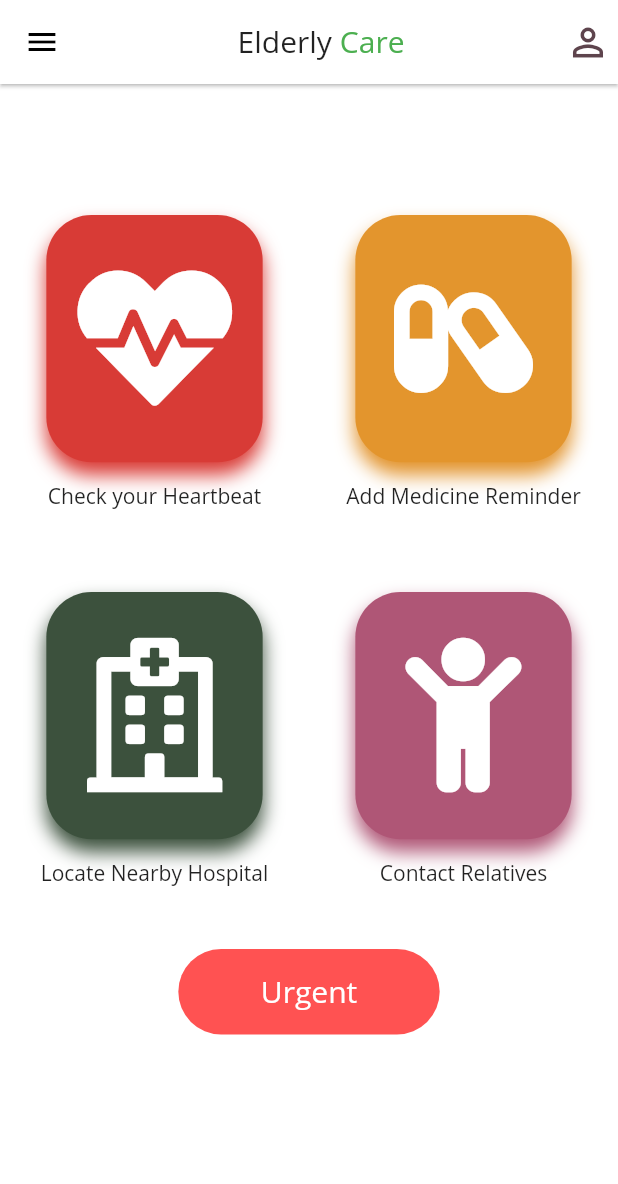
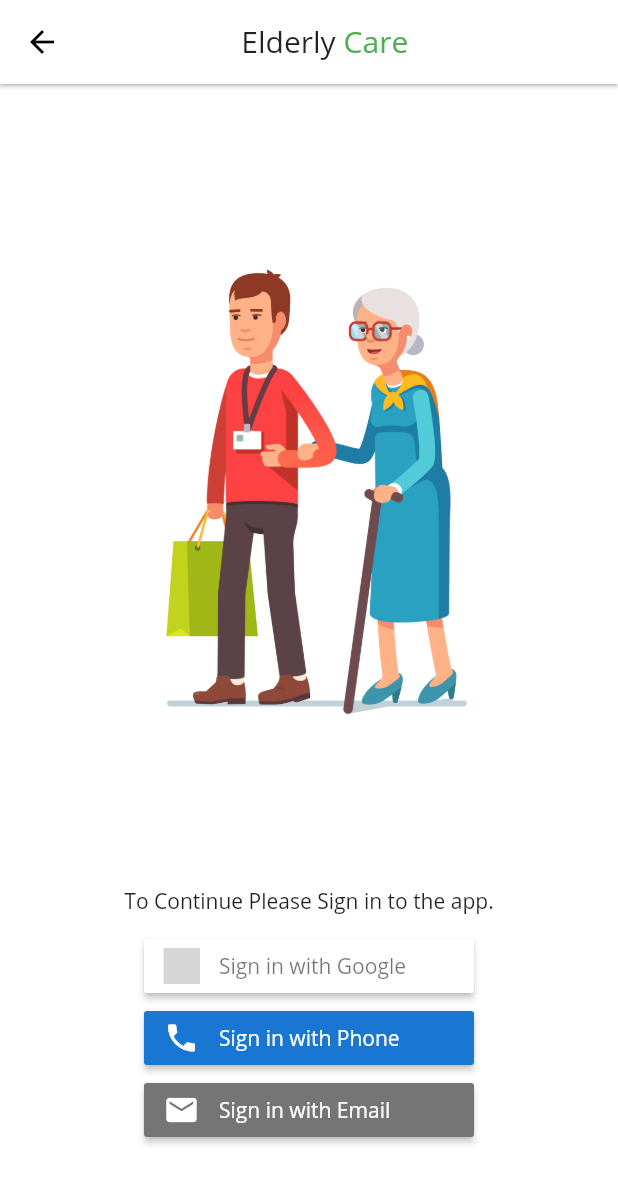
Before and after one commit to adarshbalu/elderly_app, a Flutter app: the screen it shows after launch, on a phone screen of 412 x 824 dp. Shown: the top 1184 px of the screen. Run offline on Flutter 3.47's test engine with Material 2 defaults, Android fonts, the phone set to English and light mode, and no system bars; our stand-ins replace connectivity, firebase_auth, flutter_signin_button, flutter_spinkit, font_awesome_flutter; accounts and stored records are empty; grey boxes are pictures that could not be loaded.

Commit message:
Added Login Screen and updated Loading screen

```diff
--- a/lib/main.dart
+++ b/lib/main.dart
@@ -4,6 +4,7 @@ import 'package:flutter/material.dart';
 import 'package:elderly_app/screens/profile_screen.dart';
 import 'package:elderly_app/screens/contact_relatives_screen.dart';
 import 'package:elderly_app/screens/medicine_reminder.dart';
+import 'package:elderly_app/screens/login_screen.dart';
 
 void main() => runApp(ElderlyApp());
 
@@ -20,6 +21,7 @@ class ElderlyApp extends StatelessWidget {
         MedicineReminder.id: (context) => MedicineReminder(),
         LoadingScreen.id: (context) => LoadingScreen(),
         ContactScreen.id: (context) => ContactScreen(),
+        LoginScreen.id: (context) => LoginScreen(),
       },
       theme: ThemeData(
         fontFamily: 'OpenSans',
--- /dev/null
+++ b/lib/screens/login_screen.dart
@@ -0,0 +1,85 @@
+import 'package:flutter/cupertino.dart';
+import 'package:flutter/material.dart';
+import 'package:firebase_auth/firebase_auth.dart';
+import 'home_screen.dart';
+import 'package:flutter_signin_button/flutter_signin_button.dart';
+
+class LoginScreen extends StatefulWidget {
+  static const String id = 'Login_Screen';
+  @override
+  _LoginScreenState createState() => _LoginScreenState();
+}
+
+class _LoginScreenState extends State<LoginScreen> {
+  @override
+  Widget build(BuildContext context) {
+    return Scaffold(
+      appBar: AppBar(
+        title: Row(
+          mainAxisAlignment: MainAxisAlignment.center,
+          children: <Widget>[
+            Text('Elderly '),
+            Text(
+              'Care',
+              style: TextStyle(color: Colors.green),
+            ),
+            Padding(
+              padding: EdgeInsets.only(right: 35),
+            )
+          ],
+        ),
+        elevation: 1,
+      ),
+      body: Container(
+        child: Center(
+          child: Column(
+            mainAxisAlignment: MainAxisAlignment.center,
+            children: <Widget>[
+              Expanded(
+                child: Container(
+                  padding: EdgeInsets.all(30),
+                  child: Hero(
+                      tag: 'logo',
+                      child:
+                          Image.asset('lib/resources/images/loadingimage.jpg')),
+                ),
+              ),
+              Container(
+                margin: EdgeInsets.fromLTRB(10, 0, 10, 10),
+                child: Text('To Continue Please Sign in to the app.'),
+              ),
+              SignInButton(
+                Buttons.Google,
+                text: "Sign in with Google",
+                onPressed: () {
+                  print('tapped');
+                  Navigator.pushNamed(context, HomeScreen.id);
+                },
+              ),
+              SignInButtonBuilder(
+                text: 'Sign in with Phone',
+                icon: Icons.phone,
+                onPressed: () {
+                  print('tapped');
+                  Navigator.pushNamed(context, HomeScreen.id);
+                },
+                backgroundColor: Colors.blue[700],
+              ),
+              SignInButton(
+                Buttons.Email,
+                text: "Sign in with Email",
+                onPressed: () {
+                  print('tapped');
+                  Navigator.pushNamed(context, HomeScreen.id);
+                },
+              ),
+              Padding(
+                padding: EdgeInsets.all(30),
+              )
+            ],
+          ),
+        ),
+      ),
+    );
+  }
+}
--- a/pubspec.yaml
+++ b/pubspec.yaml
@@ -27,6 +27,9 @@ dependencies:
   flutter_spinkit: ^4.1.1
   font_awesome_flutter: ^8.5.0
   connectivity: ^0.4.6+2
+  flutter_signin_button: ^1.0.0
+  firebase_core: ^0.4.3+3
+  firebase_auth: ^0.15.4
 
 
 dev_dependencies:
```
Also changed, not shown: lib/screens/home_screen.dart (+9 -0 lines), lib/screens/loading_screen.dart (+19 -3 lines), pubspec.lock, 16 other files.
